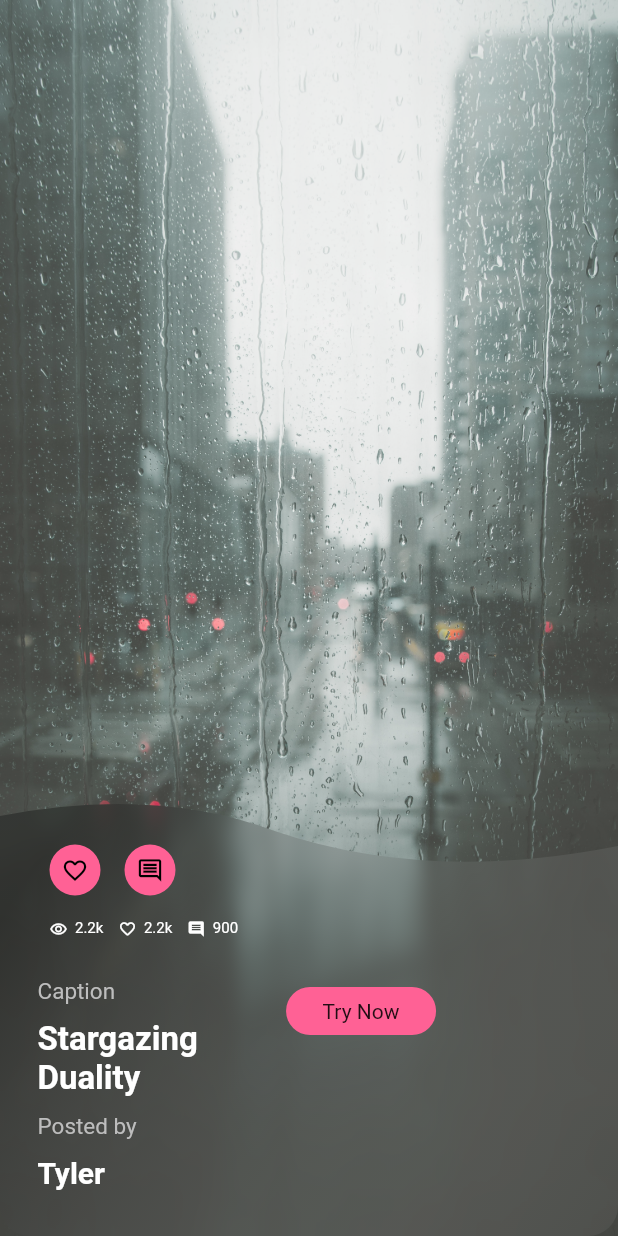
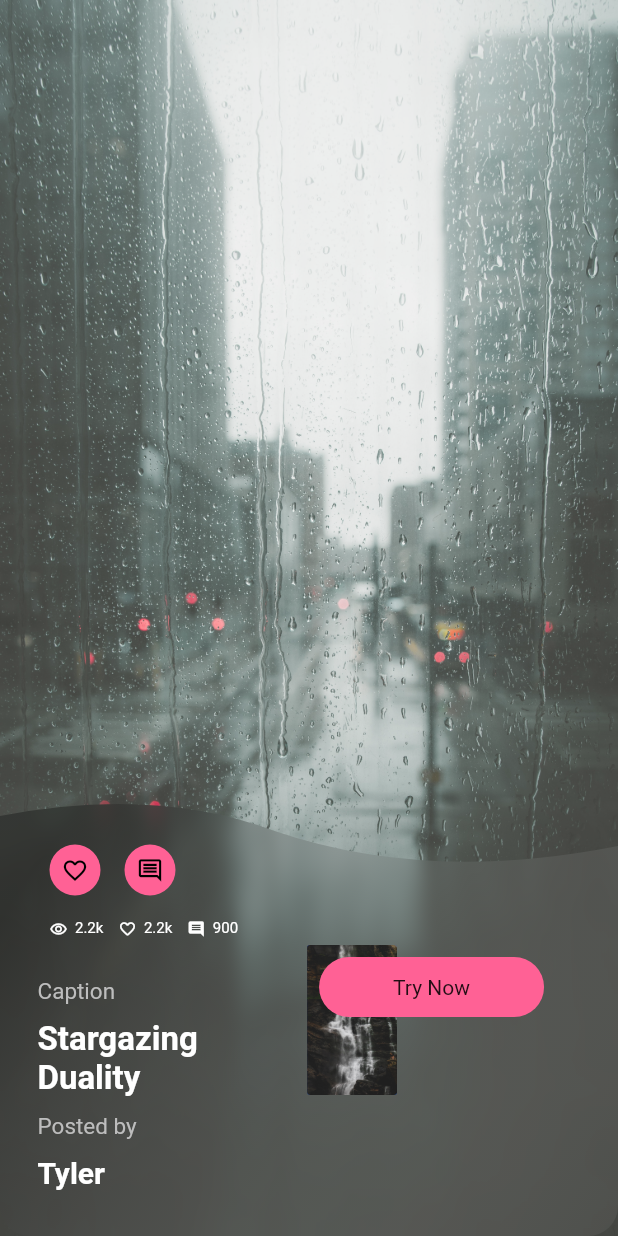
Before and after one commit to Saadaa7/task, a Flutter app: the screen it shows after launch, on a phone screen of 412 x 824 dp. Run offline on Flutter 3.47's test engine with Material 2 defaults, Android fonts, the phone set to English and light mode, and no system bars; drawn by our look-alikes of glassmorphism; our stand-ins replace flutter_custom_clippers.

Commit message:
widgets added in stack

```diff
--- a/lib/main.dart
+++ b/lib/main.dart
@@ -12,9 +12,9 @@ class MyApp extends StatelessWidget {
   // This widget is the root of your application.
   @override
   Widget build(BuildContext context) {
-    return MaterialApp(
+    return const MaterialApp(
 
-      home: const MyHomePage(),
+      home: MyHomePage(),
     );
   }
 }
@@ -40,7 +40,7 @@ class _MyHomePageState extends State<MyHomePage> {
                 Container(
                   decoration: BoxDecoration(
                     image: DecorationImage(
-                      image:  AssetImage('images/rain.jpg'),
+                      image:  const AssetImage('images/rain.jpg'),
                       fit: BoxFit.cover,
                       colorFilter: ColorFilter.mode(
                           Colors.white.withOpacity(0.8), BlendMode.dstATop),
@@ -68,7 +68,7 @@ class _MyHomePageState extends State<MyHomePage> {
                           end: Alignment.bottomRight,
                           colors: [
                             Colors.black.withOpacity(0.3),
-                            Color(0xFFFFFFFF).withOpacity(0.05),
+                            const Color(0xFFFFFFFF).withOpacity(0.05),
                           ],
                           stops: [
                             0.1,
@@ -78,8 +78,8 @@ class _MyHomePageState extends State<MyHomePage> {
                         begin: Alignment.topLeft,
                         end: Alignment.bottomRight,
                         colors: [
-                          Color(0xFFffffff).withOpacity(0.5),
-                          Color((0xFFFFFFFF)).withOpacity(0.5),
+                          const Color(0xFFffffff).withOpacity(0.5),
+                          const Color((0xFFFFFFFF)).withOpacity(0.5),
                         ],
                       ),
                       child: Padding(
@@ -101,11 +101,11 @@ class _MyHomePageState extends State<MyHomePage> {
                                        child: Container(
                                          decoration: BoxDecoration(
                                            borderRadius: BorderRadius.circular(20),
-                                           color: Color(0xFFFF6195),
+                                           color: const Color(0xFFFF6195),
                                          ),
 
-                                         child: Padding(
-                                           padding: const EdgeInsets.all(8.0),
+                                         child: const Padding(
+                                           padding: EdgeInsets.all(8.0),
                                            child: Icon(Icons.favorite_border_outlined,
                                            color: Colors.black,
                                              size: 18,
@@ -119,11 +119,11 @@ class _MyHomePageState extends State<MyHomePage> {
                                        child: Container(
                                          decoration: BoxDecoration(
                                            borderRadius: BorderRadius.circular(20),
-                                           color: Color(0xFFFF6195),
+                                           color: const Color(0xFFFF6195),
                                          ),
 
-                                         child: Padding(
-                                           padding: const EdgeInsets.all(8.0),
+                                         child: const Padding(
+                                           padding: EdgeInsets.all(8.0),
                                            child: Icon(Icons.comment_outlined,
                                              color: Colors.black,
                                              size:18,
@@ -135,12 +135,12 @@ class _MyHomePageState extends State<MyHomePage> {
                                  ),
                                ),
 
-                                Padding(
-                                  padding: const EdgeInsets.only(left: 25, right: 8, bottom:8),
+                                const Padding(
+                                  padding: EdgeInsets.only(left: 25, right: 8, bottom:8),
                                   child: Row(
                                     children: [
                                       Padding(
-                                        padding: const EdgeInsets.only(left: 8,top: 5, right: 8, bottom:8),
+                                        padding: EdgeInsets.only(left: 8,top: 5, right: 8, bottom:8),
                                         child: Row(
                                           children: [
                                             Icon(Icons.remove_red_eye_outlined,
@@ -157,7 +157,7 @@ class _MyHomePageState extends State<MyHomePage> {
                                         ),
                                       ),
                                       Padding(
-                                        padding: const EdgeInsets.only(left: 2,top: 5, right: 8, bottom:8),
+                                        padding: EdgeInsets.only(left: 2,top: 5, right: 8, bottom:8),
                                         child: Row(
                                           children: [
                                             Icon(Icons.favorite_border_rounded,
@@ -175,7 +175,7 @@ class _MyHomePageState extends State<MyHomePage> {
                                       ),
 
                                       Padding(
-                                        padding: const EdgeInsets.only(left: 2,top: 5, right: 8, bottom:8),
+                                        padding: EdgeInsets.only(left: 2,top: 5, right: 8, bottom:8),
                                         child: Row(
                                           children: [
                                             Icon(Icons.comment,
@@ -205,23 +205,23 @@ class _MyHomePageState extends State<MyHomePage> {
                                         color: Colors.grey[400],
                                         fontSize: 15,
                                       ),),
-                                      SizedBox(height: 10,),
+                                      const SizedBox(height: 10,),
 
-                                      Text('Stargazing \nDuality',
+                                      const Text('Stargazing \nDuality',
                                         style: TextStyle(
                                           color: Colors.white,
                                           fontSize: 22,
                                           fontWeight: FontWeight.bold,
                                         ),),
-                                      SizedBox(height: 10,),
+                                      const SizedBox(height: 10,),
 
                                       Text('Posted by',
                                         style: TextStyle(
                                           color: Colors.grey[400],
                                           fontSize: 15,
                                         ),),
-                                      SizedBox(height: 10,),
-                                      Text('Tyler',
+                                      const SizedBox(height: 10,),
+                                      const Text('Tyler',
                                         style: TextStyle(
                                           color: Colors.white,
                                           fontSize: 20,
@@ -234,32 +234,91 @@ class _MyHomePageState extends State<MyHomePage> {
                             ),
 
                             Padding(
-                              padding: const EdgeInsets.all(8.0),
+                              padding: const EdgeInsets.only(left: 30 , top:20, right: 8, bottom: 8),
                               child: Column(
                                 mainAxisAlignment: MainAxisAlignment.center,
                                 crossAxisAlignment: CrossAxisAlignment.center,
                                 children: [
 
+                                  Stack(
+
+                                    children: [
+
+
+                                      Align(
+                                        alignment: Alignment.centerRight,
+                                        child: Container(
+                                          height: 100,
+                                          width: 60,
+                                          decoration: BoxDecoration(
+                                            borderRadius: BorderRadius.circular(2),
+                                            image: const DecorationImage(
+                                              image:  AssetImage('images/cloud.jpg'),
+                                              fit: BoxFit.cover,
+                                            ),
+                                          ),
+                                        ),
+                                      ),
+
+                                      // Positioned(
+                                      //   left: 0,
+                                      //   child: ClipRRect(
+                                      //     borderRadius: BorderRadius.circular(10),
+                                      //     child: Image.asset(
+                                      //       'images/cloud.jpg',    // Replace with your image path
+                                      //       width: 60,             // Set the desired width
+                                      //       height: 100,
+                                      //       fit: BoxFit.cover,
+                                      //       // Set the desired height
+                                      //     ),
+                                      //   ),
+                                      // ),
+                                      //
+                                      // Positioned(
+                                      //   right: 0,
+                                      //   child: ClipRRect(
+                                      //     borderRadius: BorderRadius.circular(10),
+                                      //     child: Image.asset(
+                                      //       'images/cloud.jpg',    // Replace with your image path
+                                      //       width: 60,             // Set the desired width
+                                      //       height: 150,
+                                      //       fit: BoxFit.cover,
+                                      //       // Set the desired height
+                                      //     ),
+                                      //   ),
+                                      // ),
+
                                       Container(
+                                        height: 100,
+                                        width: 60,
                                         decoration: BoxDecoration(
-
+                                          borderRadius: BorderRadius.circular(2),
+                                          image: const DecorationImage(
+                                            image:  AssetImage('images/location_background.jpg'),
+                                            fit: BoxFit.cover,
+                                          ),
                                         ),
                                       ),
                                       Padding(
                                         padding: const EdgeInsets.all(8.0),
+                                        child: Align(
+                                          alignment: Alignment.bottomCenter,
                                           child: Container(
-                                      width: 100,
+                                            width: 150,
+                                            height: 40,
                                             decoration: BoxDecoration(
                                               borderRadius: BorderRadius.circular(20),
-                                        color: Color(0xFFFF6195),
+                                              color: const Color(0xFFFF6195),
                                             ),
 
-                                      child: Padding(
-                                        padding: const EdgeInsets.all(8.0),
-                                        child: Center(child: Text('Try Now')),
+                                            child: const Center(child: Text('Try Now')),
                                           ),
                                         ),
                                       ),
+
+
+                                    ],
+                                  )
                                 ],
                               ),
                             )
```
Lines whose indentation alone changed are shown as unchanged.
